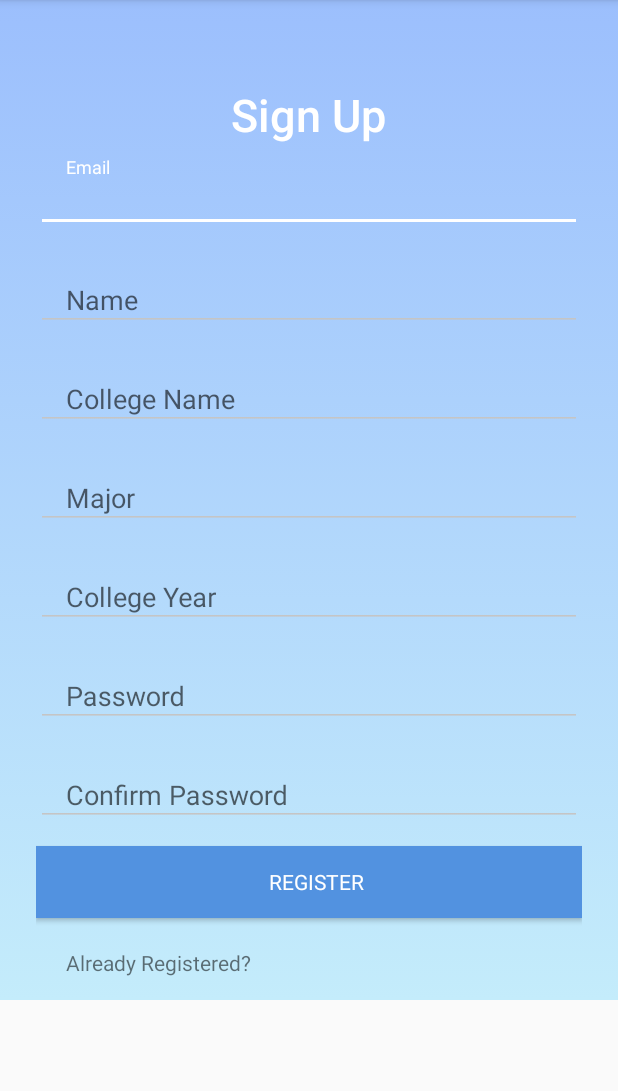
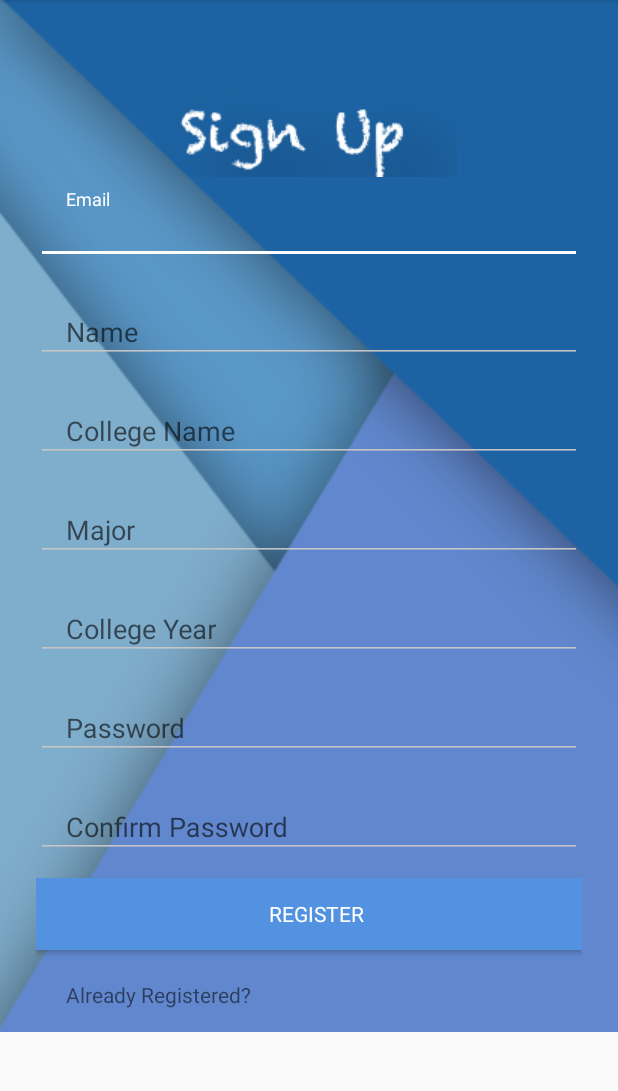
Before and after one commit to safat661/StudyUnion, an Android app: the screen it shows after launch (MainActivity), on a phone screen of 412 x 824 dp, the part 84-1175 px from its top. Run offline under Robolectric (Android 15) with nearby library versions, the phone set to English and light mode, and no system bars; our stand-ins replace ButterKnife, Firebase (no records; nobody signed in at launch, a user with empty details on screens opened directly); libraries missing offline, so code that uses them is left out: com.firebase.client; 1 statement that could not run was skipped.

Commit message:
sign up 1

```diff
--- a/app/src/main/res/layout/activity_register.xml
+++ b/app/src/main/res/layout/activity_register.xml
@@ -15,20 +15,20 @@
     android:paddingTop="56dp"
     android:paddingLeft="24dp"
     android:paddingRight="24dp"
-    android:background="@drawable/shade1">
+    android:background="@drawable/register_background">
 
 
     <TextView
         android:id="@+id/textView"
         android:layout_width="wrap_content"
         android:layout_height="wrap_content"
-        android:text="Sign Up"
-        android:textColor="#ffffff"
+
         android:textAppearance="@style/TextAppearance.AppCompat.Body2"
-        android:textSize="30sp"
+
         android:layout_gravity="center_horizontal"
         android:layout_alignParentTop="true"
-        android:layout_alignStart="@+id/buttonRegister"/>
+        android:layout_alignStart="@+id/buttonRegister"
+        android:background="@drawable/sign_up"/>
 
 
         <android.support.design.widget.TextInputLayout
--- a/build.gradle
+++ b/build.gradle
@@ -5,7 +5,7 @@ buildscript {
         jcenter()
     }
     dependencies {
-        classpath 'com.android.tools.build:gradle:2.3.2'
+        classpath 'com.android.tools.build:gradle:2.3.3'
 
         // NOTE: Do not place your application dependencies here; they belong
         // in the individual module build.gradle files
```
Also changed, not shown: app/src/main/res/drawable/register_background.png (added), app/src/main/res/drawable/sign_up.png (added).
